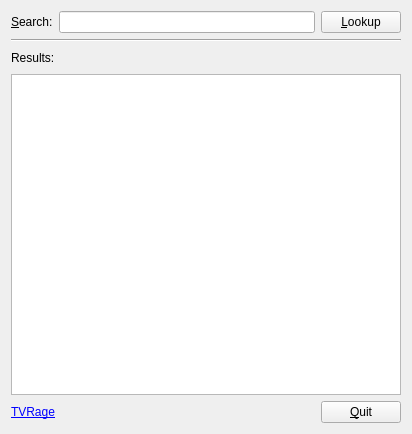
Old version of the form playground/TvRageSearch/src/ui/tvragesearch.ui in the repository gilcn/nextshows.
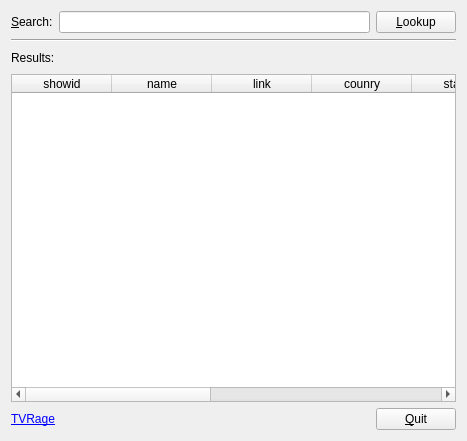
New version of the form. Icons and pictures are not drawn.

Diff of the .ui file:
```diff
--- a/playground/TvRageSearch/src/ui/tvragesearch.ui
+++ b/playground/TvRageSearch/src/ui/tvragesearch.ui
@@ -5,8 +5,8 @@
    <rect>
     <x>0</x>
     <y>0</y>
-    <width>412</width>
-    <height>434</height>
+    <width>467</width>
+    <height>441</height>
    </rect>
   </property>
   <property name="windowTitle" >
@@ -84,7 +84,56 @@
      </item>
     </layout>
    </item>
-   <item row="6" column="0" >
+   <item row="3" column="0" >
+    <widget class="QTableWidget" name="tableResults" >
+     <column>
+      <property name="text" >
+       <string>showid</string>
+      </property>
+     </column>
+     <column>
+      <property name="text" >
+       <string>name</string>
+      </property>
+     </column>
+     <column>
+      <property name="text" >
+       <string>link</string>
+      </property>
+     </column>
+     <column>
+      <property name="text" >
+       <string>counry</string>
+      </property>
+     </column>
+     <column>
+      <property name="text" >
+       <string>started</string>
+      </property>
+     </column>
+     <column>
+      <property name="text" >
+       <string>ended</string>
+      </property>
+     </column>
+     <column>
+      <property name="text" >
+       <string>seasons</string>
+      </property>
+     </column>
+     <column>
+      <property name="text" >
+       <string>classification</string>
+      </property>
+     </column>
+     <column>
+      <property name="text" >
+       <string>genres</string>
+      </property>
+     </column>
+    </widget>
+   </item>
+   <item row="4" column="0" >
     <layout class="QHBoxLayout" >
      <item>
       <widget class="QLabel" name="lblTVRage" >
@@ -121,13 +170,6 @@
      </item>
     </layout>
    </item>
-   <item row="3" column="0" >
-    <widget class="QTextEdit" name="teResults" >
-     <property name="readOnly" >
-      <bool>true</bool>
-     </property>
-    </widget>
-   </item>
   </layout>
  </widget>
  <resources>
```
